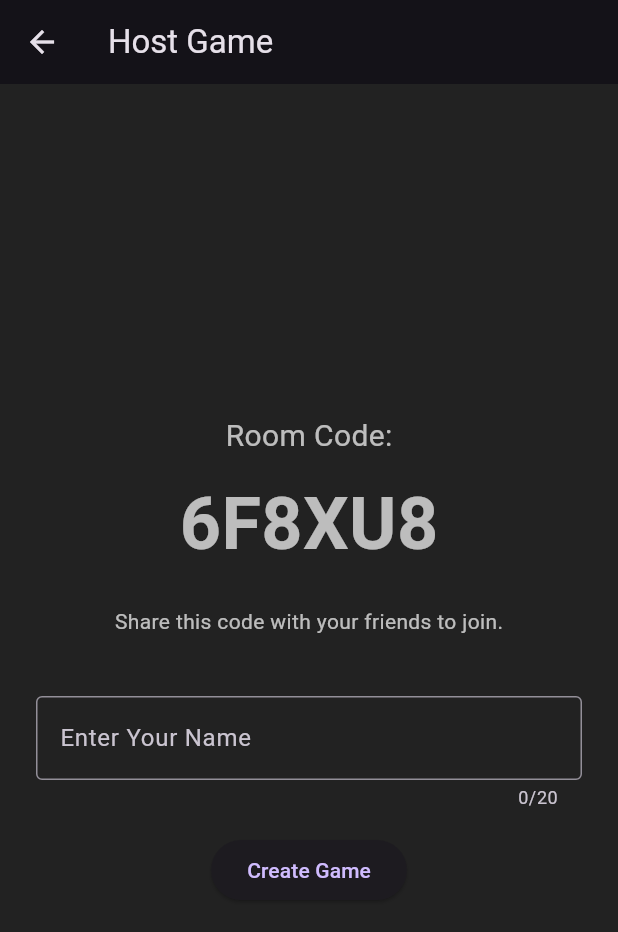
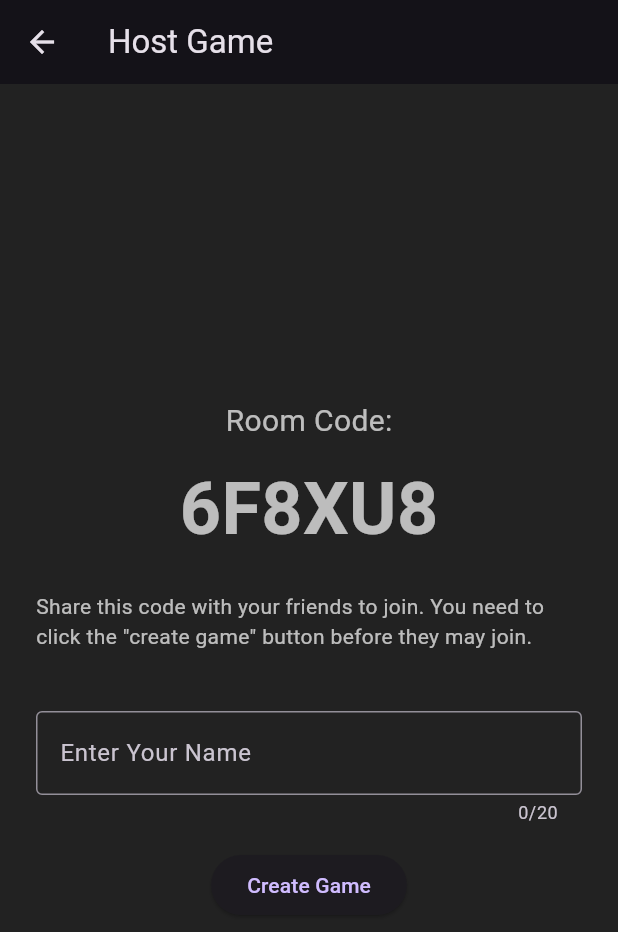
Before and after one commit to ElecYT/among_us_irl, a Flutter app: the screen it shows after launch, after a tap on "Host Game", on a phone screen of 412 x 824 dp. Shown: the top 932 px of the screen. Run offline on Flutter 3.47's test engine with Material 3 defaults, Android fonts, the light colour scheme and no system bars; our stand-ins replace cloud_firestore, firebase_core; accounts and stored records are empty.

Commit message:
added instruction to slides

```diff
--- a/lib/main.dart
+++ b/lib/main.dart
@@ -103,10 +103,15 @@ class HomeScreen extends StatelessWidget {
           child: Column(
             mainAxisAlignment: MainAxisAlignment.center,
             children: [
+
               const Text(
                 'Play Among Us in Real Life!',
                 style: TextStyle(fontSize: 24, fontWeight: FontWeight.bold),
                 textAlign: TextAlign.center,
+              ),
+              const Text(
+                'Get ready for an epic game of Among Us played in real life! Complete tasks, kill players (if you''re the imposter), and vote out players to win the game.',
+                style: TextStyle(fontSize: 18, fontWeight: FontWeight.bold),
               ),
               const SizedBox(height: 40),
               ElevatedButton(
--- a/lib/screens/action_phase_screen.dart
+++ b/lib/screens/action_phase_screen.dart
@@ -155,6 +155,10 @@ class _ActionPhaseScreenState extends State<ActionPhaseScreen> {
             padding: const EdgeInsets.all(16),
             child: Column(
               children: [
+                const Text(
+                  'Your goal as crewmate is to complete all tasks or vote out the imposter. Refrain from talking to crewmates, limiting discussion to meetings',
+                  style: TextStyle(fontSize: 18, fontWeight: FontWeight.bold),
+                ),
                 ElevatedButton(
                   onPressed: isDead
                       ? null
--- a/lib/screens/host_game_screen.dart
+++ b/lib/screens/host_game_screen.dart
@@ -139,7 +139,7 @@ class _HostGameScreenState extends State<HostGameScreen> {
                   ),
                 ),
                 const SizedBox(height: 20),
-                const Text('Share this code with your friends to join.'),
+                const Text('Share this code with your friends to join. You need to click the "create game" button before they may join.'),
                 const SizedBox(height: 40),
                 TextField(
                   controller: _nameController,
```
Also changed, not shown: lib/screens/lobby_screen.dart (+12 -0 lines), lib/screens/meeting_screen.dart (+6 -2 lines), 3 other files.
